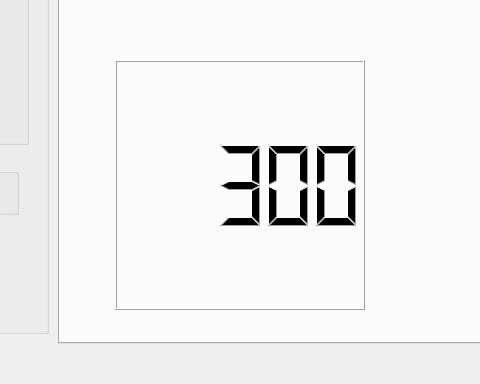
Old version of the form ui/match_control.ui in the repository liyixiang19/match_referee; both pictures show x 142 to 622 and y 516 to 900 of the 1200 by 900 pixel window.
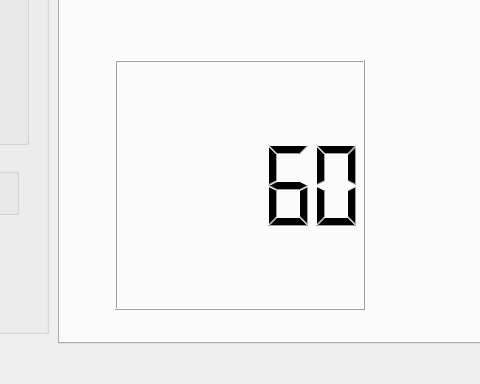
New version of the form.

Commit message: 增加主代码逻辑注释

```diff
--- a/ui/match_control.ui
+++ b/ui/match_control.ui
@@ -168,7 +168,7 @@
        </rect>
       </property>
       <property name="intValue" stdset="0">
-       <number>300</number>
+       <number>60</number>
       </property>
      </widget>
      <widget class="QToolButton" name="Button_match_stop1">
```
The commit also changes 2 other files.
